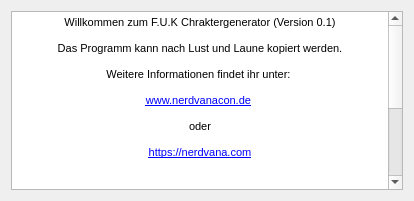
First picture: the form in Fuk/credits.ui, repository FireballGfx/FUK, before the edit.
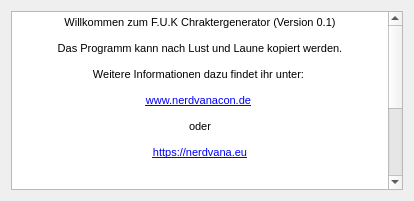
Second picture: the form after the edit.

Commit message: Credits angepasst.

The edit to the form file:
```diff
--- a/Fuk/credits.ui
+++ b/Fuk/credits.ui
@@ -31,20 +31,20 @@
 &lt;p align=&quot;center&quot; style=&quot;-qt-paragraph-type:empty; margin-top:0px; margin-bottom:0px; margin-left:0px; margin-right:0px; -qt-block-indent:0; text-indent:0px;&quot;&gt;&lt;br /&gt;&lt;/p&gt;
 &lt;p align=&quot;center&quot; style=&quot; margin-top:0px; margin-bottom:0px; margin-left:0px; margin-right:0px; -qt-block-indent:0; text-indent:0px;&quot;&gt;Das Programm kann nach Lust und Laune kopiert werden.&lt;/p&gt;
 &lt;p align=&quot;center&quot; style=&quot;-qt-paragraph-type:empty; margin-top:0px; margin-bottom:0px; margin-left:0px; margin-right:0px; -qt-block-indent:0; text-indent:0px;&quot;&gt;&lt;br /&gt;&lt;/p&gt;
-&lt;p align=&quot;center&quot; style=&quot; margin-top:0px; margin-bottom:0px; margin-left:0px; margin-right:0px; -qt-block-indent:0; text-indent:0px;&quot;&gt;Weitere Informationen findet ihr unter: &lt;/p&gt;
+&lt;p align=&quot;center&quot; style=&quot; margin-top:0px; margin-bottom:0px; margin-left:0px; margin-right:0px; -qt-block-indent:0; text-indent:0px;&quot;&gt;Weitere Informationen dazu findet ihr unter: &lt;/p&gt;
 &lt;p align=&quot;center&quot; style=&quot;-qt-paragraph-type:empty; margin-top:0px; margin-bottom:0px; margin-left:0px; margin-right:0px; -qt-block-indent:0; text-indent:0px;&quot;&gt;&lt;br /&gt;&lt;/p&gt;
 &lt;p align=&quot;center&quot; style=&quot; margin-top:0px; margin-bottom:0px; margin-left:0px; margin-right:0px; -qt-block-indent:0; text-indent:0px;&quot;&gt;&lt;a href=&quot;www.nerdvanacon.de&quot;&gt;&lt;span style=&quot; font-size:8pt; text-decoration: underline; color:#0000ff;&quot;&gt;www.nerdvanacon.de&lt;/span&gt;&lt;/a&gt; &lt;/p&gt;
 &lt;p align=&quot;center&quot; style=&quot;-qt-paragraph-type:empty; margin-top:0px; margin-bottom:0px; margin-left:0px; margin-right:0px; -qt-block-indent:0; text-indent:0px;&quot;&gt;&lt;br /&gt;&lt;/p&gt;
 &lt;p align=&quot;center&quot; style=&quot; margin-top:0px; margin-bottom:0px; margin-left:0px; margin-right:0px; -qt-block-indent:0; text-indent:0px;&quot;&gt;oder&lt;/p&gt;
 &lt;p align=&quot;center&quot; style=&quot;-qt-paragraph-type:empty; margin-top:0px; margin-bottom:0px; margin-left:0px; margin-right:0px; -qt-block-indent:0; text-indent:0px;&quot;&gt;&lt;br /&gt;&lt;/p&gt;
-&lt;p align=&quot;center&quot; style=&quot; margin-top:0px; margin-bottom:0px; margin-left:0px; margin-right:0px; -qt-block-indent:0; text-indent:0px;&quot;&gt;&lt;a href=&quot;https://nerdvana.com&quot;&gt;&lt;span style=&quot; font-size:8pt; text-decoration: underline; color:#0000ff;&quot;&gt;https://nerdvana.com&lt;/span&gt;&lt;/a&gt;&lt;/p&gt;
+&lt;p align=&quot;center&quot; style=&quot; margin-top:0px; margin-bottom:0px; margin-left:0px; margin-right:0px; -qt-block-indent:0; text-indent:0px;&quot;&gt;&lt;a href=&quot;https://nerdvana.eu&quot;&gt;&lt;span style=&quot; font-size:8pt; text-decoration: underline; color:#0000ff;&quot;&gt;https://nerdvana.eu&lt;/span&gt;&lt;/a&gt;&lt;/p&gt;
 &lt;p align=&quot;center&quot; style=&quot;-qt-paragraph-type:empty; margin-top:0px; margin-bottom:0px; margin-left:0px; margin-right:0px; -qt-block-indent:0; text-indent:0px; font-size:8pt; text-decoration: underline; color:#0000ff;&quot;&gt;&lt;br /&gt;&lt;/p&gt;
 &lt;p align=&quot;center&quot; style=&quot;-qt-paragraph-type:empty; margin-top:0px; margin-bottom:0px; margin-left:0px; margin-right:0px; -qt-block-indent:0; text-indent:0px; font-size:8pt; text-decoration: underline; color:#0000ff;&quot;&gt;&lt;br /&gt;&lt;/p&gt;
 &lt;p align=&quot;center&quot; style=&quot;-qt-paragraph-type:empty; margin-top:0px; margin-bottom:0px; margin-left:0px; margin-right:0px; -qt-block-indent:0; text-indent:0px; font-size:8pt; text-decoration: underline; color:#0000ff;&quot;&gt;&lt;br /&gt;&lt;/p&gt;
 &lt;p align=&quot;center&quot; style=&quot;-qt-paragraph-type:empty; margin-top:0px; margin-bottom:0px; margin-left:0px; margin-right:0px; -qt-block-indent:0; text-indent:0px; font-size:8pt; text-decoration: underline; color:#0000ff;&quot;&gt;&lt;br /&gt;&lt;/p&gt;
 &lt;p align=&quot;center&quot; style=&quot;-qt-paragraph-type:empty; margin-top:0px; margin-bottom:0px; margin-left:0px; margin-right:0px; -qt-block-indent:0; text-indent:0px; font-size:8pt; text-decoration: underline; color:#0000ff;&quot;&gt;&lt;br /&gt;&lt;/p&gt;
 &lt;p align=&quot;center&quot; style=&quot;-qt-paragraph-type:empty; margin-top:0px; margin-bottom:0px; margin-left:0px; margin-right:0px; -qt-block-indent:0; text-indent:0px; font-size:8pt; text-decoration: underline; color:#0000ff;&quot;&gt;&lt;br /&gt;&lt;/p&gt;
-&lt;p style=&quot; margin-top:0px; margin-bottom:0px; margin-left:0px; margin-right:0px; -qt-block-indent:0; text-indent:0px;&quot;&gt;Am Ende möchte ich noch alle Mitglieder vom Nerdvana Forum grüßen, besonders möchte ich jedoch den User Nebelherr erwähnen, der viel Arbeit in die Überarbeitung der F.U.K Regeln gesteckt hat, sowie den Schöpfer der Regeln - das GoldenesKamel.&lt;/p&gt;
+&lt;p style=&quot; margin-top:0px; margin-bottom:0px; margin-left:0px; margin-right:0px; -qt-block-indent:0; text-indent:0px;&quot;&gt;Am Ende möchte ich noch alle Mitglieder (außer Umbreon) vom Nerdvana Forum grüßen, besonders möchte ich jedoch den User Nebelherr erwähnen, der viel Arbeit in die Überarbeitung der F.U.K Regeln gesteckt hat, sowie den Schöpfer der Regeln -GoldenesKamel.&lt;/p&gt;
 &lt;p style=&quot;-qt-paragraph-type:empty; margin-top:0px; margin-bottom:0px; margin-left:0px; margin-right:0px; -qt-block-indent:0; text-indent:0px; font-size:8pt; text-decoration: underline; color:#0000ff;&quot;&gt;&lt;br /&gt;&lt;/p&gt;
 &lt;p align=&quot;center&quot; style=&quot;-qt-paragraph-type:empty; margin-top:0px; margin-bottom:0px; margin-left:0px; margin-right:0px; -qt-block-indent:0; text-indent:0px;&quot;&gt;&lt;br /&gt;&lt;/p&gt;
 &lt;p align=&quot;justify&quot; style=&quot;-qt-paragraph-type:empty; margin-top:0px; margin-bottom:0px; margin-left:0px; margin-right:0px; -qt-block-indent:0; text-indent:0px;&quot;&gt;&lt;br /&gt;&lt;/p&gt;&lt;/body&gt;&lt;/html&gt;</string>
```
